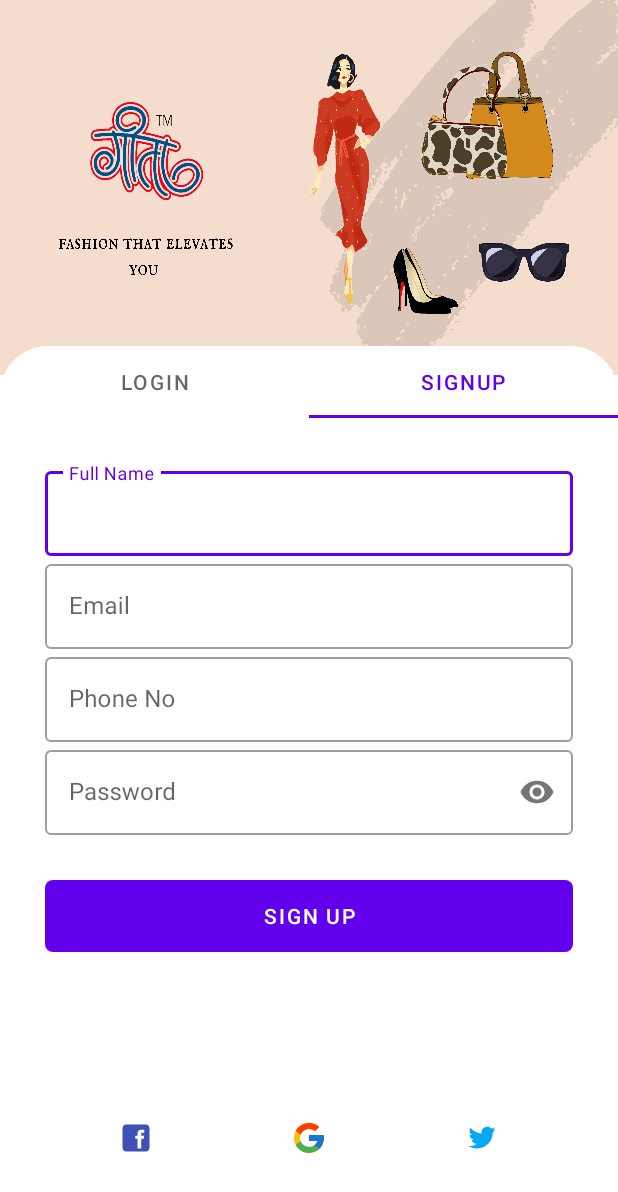
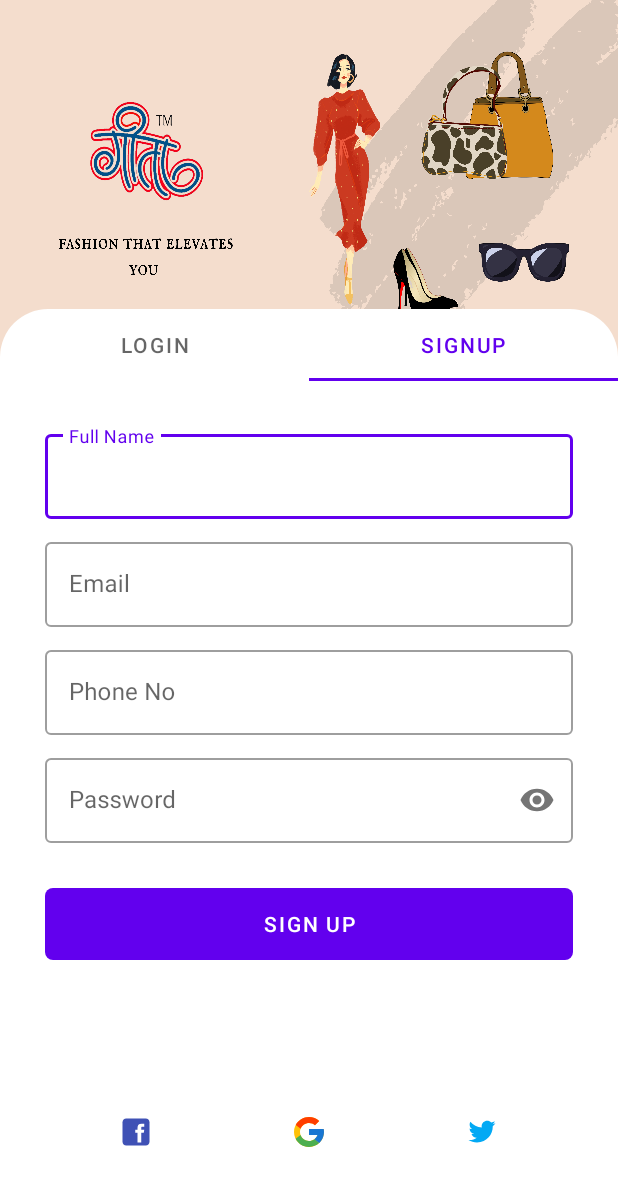
Before and after one commit to ShreyasKulkarni899/Geeta_Dresses, an Android app: the screen it shows after launch (MainActivity), tab 2 chosen, on a phone screen of 412 x 824 dp. Shown: the top 1192 px of the screen. Run offline under Robolectric (Android 15) with nearby library versions, the phone set to English and light mode, and no system bars; Roboto replaces fonts that are not available here.

Commit message:
minor - Shreyas

```diff
--- a/app/src/main/res/layout/activity_main.xml
+++ b/app/src/main/res/layout/activity_main.xml
@@ -26,7 +26,7 @@
         android:elevation="3dp"
         app:layout_constraintBottom_toBottomOf="parent"
         app:layout_constraintEnd_toEndOf="parent"
-        app:layout_constraintHeight_percent=".72"
+        app:layout_constraintHeight_percent=".75"
         app:layout_constraintStart_toStartOf="parent"
         app:layout_constraintTop_toBottomOf="@+id/view"
         app:layout_constraintVertical_bias="1">
--- a/app/src/main/res/layout/fragment_login.xml
+++ b/app/src/main/res/layout/fragment_login.xml
@@ -36,6 +36,7 @@
             style="@style/Widget.MaterialComponents.TextInputLayout.OutlinedBox"
             android:layout_width="match_parent"
             android:layout_height="wrap_content"
+            android:layout_marginTop="10dp"
             android:hint="Password"
             android:transitionName="password_trans"
             app:passwordToggleEnabled="true">
--- a/app/src/main/res/layout/fragment_sign_up.xml
+++ b/app/src/main/res/layout/fragment_sign_up.xml
@@ -35,6 +35,7 @@
             style="@style/Widget.MaterialComponents.TextInputLayout.OutlinedBox"
             android:layout_width="match_parent"
             android:layout_height="wrap_content"
+            android:layout_marginTop="10dp"
             android:hint="Email">
 
             <com.google.android.material.textfield.TextInputEditText
@@ -48,6 +49,7 @@
             style="@style/Widget.MaterialComponents.TextInputLayout.OutlinedBox"
             android:layout_width="match_parent"
             android:layout_height="wrap_content"
+            android:layout_marginTop="10dp"
             android:hint="Phone No">
 
             <com.google.android.material.textfield.TextInputEditText
@@ -61,6 +63,7 @@
             style="@style/Widget.MaterialComponents.TextInputLayout.OutlinedBox"
             android:layout_width="match_parent"
             android:layout_height="wrap_content"
+            android:layout_marginTop="10dp"
             android:hint="Password"
             android:transitionName="password_trans"
             app:passwordToggleEnabled="true">
```
